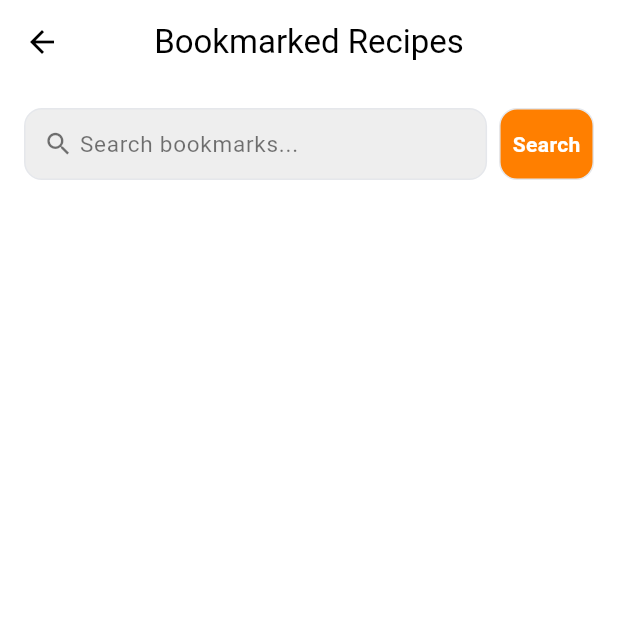
After one commit to HuzaifaEjazDev/reciper_flow_techroz, a Flutter app: the _BookmarkedRecipesView screen opened directly, after a tap on "Search", on a phone screen of 412 x 824 dp, the top half of it. The commit adds this screen. Run offline on Flutter 3.47's test engine with Material 3 defaults, Android fonts, the phone set to English and light mode, and no system bars; our stand-ins replace cloud_firestore, firebase_auth, firebase_core, google_fonts, image_picker; accounts and stored records are empty.

Commit message:
Implement the Recipe BookMark Feature

```diff
--- a/lib/views/screens/tabs/profile_screen.dart
+++ b/lib/views/screens/tabs/profile_screen.dart
@@ -5,6 +5,7 @@ import 'package:recipe_app/views/widgets/custom_elevated_button.dart';
 import 'package:recipe_app/views/screens/auth_wrapper.dart';
 import 'package:recipe_app/views/auth/sign_in_screen.dart';
 import 'package:recipe_app/views/screens/add_recipe_by_user/my_recipes_screen.dart';
+import 'package:recipe_app/views/screens/user/bookmarked_recipes_screen.dart';
 
 class ProfileScreen extends StatelessWidget {
   const ProfileScreen({super.key});
@@ -59,6 +60,16 @@ class ProfileScreen extends StatelessWidget {
               onTap: () {
                 Navigator.of(context).push(
                   MaterialPageRoute(builder: (_) => const MyRecipesScreen()),
+                );
+              },
+            ),
+            _NavTile(
+              icon: Icons.bookmark_outline,
+              title: 'Bookmarked Recipes',
+              subtitle: 'View your saved recipes',
+              onTap: () {
+                Navigator.of(context).push(
+                  MaterialPageRoute(builder: (_) => const BookmarkedRecipesScreen()),
                 );
               },
             ),
--- /dev/null
+++ b/lib/views/screens/user/bookmarked_recipes_screen.dart
@@ -0,0 +1,358 @@
+import 'package:flutter/material.dart';
+import 'package:provider/provider.dart';
+import 'package:recipe_app/services/firestore_recipes_service.dart';
+
+class BookmarkedRecipesScreen extends StatelessWidget {
+  const BookmarkedRecipesScreen({super.key});
+
+  @override
+  Widget build(BuildContext context) {
+    return ChangeNotifierProvider<_BookmarksPager>(
+      create: (_) => _BookmarksPager(FirestoreRecipesService())..loadInitial(),
+      child: const _BookmarkedRecipesView(),
+    );
+  }
+}
+
+class _BookmarkedRecipesView extends StatelessWidget {
+  const _BookmarkedRecipesView();
+
+  @override
+  Widget build(BuildContext context) {
+    final vm = context.watch<_BookmarksPager>();
+    return Scaffold(
+      backgroundColor: Colors.white,
+      appBar: AppBar(
+        title: const Text('Bookmarked Recipes'),
+        centerTitle: true,
+      ),
+      body: SafeArea(
+        child: Column(
+          children: [
+            Padding(
+              padding: const EdgeInsets.fromLTRB(16, 16, 16, 8),
+              child: Row(
+                children: [
+                  Expanded(
+                    child: Container(
+                      height: 48,
+                      decoration: BoxDecoration(
+                        color: Colors.grey[200],
+                        borderRadius: BorderRadius.circular(12),
+                        border: Border.all(color: const Color(0xFFE5E7EB)),
+                      ),
+                      padding: const EdgeInsets.symmetric(horizontal: 12),
+                      child: Row(
+                        children: [
+                          const Icon(Icons.search, color: Colors.black54, size: 20),
+                          const SizedBox(width: 4),
+                          Expanded(
+                            child: TextField(
+                              decoration: const InputDecoration(
+                                isDense: true,
+                                border: InputBorder.none,
+                                hintText: 'Search bookmarks...',
+                                hintStyle: TextStyle(color: Colors.black54, fontSize: 15),
+                              ),
+                              onChanged: (v) => vm.setQueryTemp(v),
+                            ),
+                          ),
+                        ],
+                      ),
+                    ),
+                  ),
+                  const SizedBox(width: 8),
+                  GestureDetector(
+                    onTap: () => vm.applySearch(),
+                    child: Container(
+                      height: 48,
+                      padding: const EdgeInsets.symmetric(horizontal: 8),
+                      decoration: BoxDecoration(
+                        color: const Color(0xFFFF7F00),
+                        borderRadius: BorderRadius.circular(12),
+                        border: Border.all(color: const Color(0xFFE5E7EB)),
+                      ),
+                      child: const Center(
+                        child: Text('Search', style: TextStyle(color: Colors.white, fontWeight: FontWeight.w600, fontSize: 14)),
+                      ),
+                    ),
+                  ),
+                ],
+              ),
+            ),
+            if (vm.error != null)
+              Padding(
+                padding: const EdgeInsets.all(8.0),
+                child: Text(vm.error!, style: const TextStyle(color: Colors.red)),
+              ),
+            Expanded(
+              child: SingleChildScrollView(
+                child: Padding(
+                  padding: const EdgeInsets.all(16),
+                  child: Column(
+                    children: [
+                      if (vm.loading && vm.items.isEmpty)
+                        const Center(child: Padding(padding: EdgeInsets.all(24), child: CircularProgressIndicator())),
+                      GridView.builder(
+                        shrinkWrap: true,
+                        physics: const NeverScrollableScrollPhysics(),
+                        itemCount: vm.items.length,
+                        gridDelegate: const SliverGridDelegateWithFixedCrossAxisCount(
+                          crossAxisCount: 2,
+                          mainAxisSpacing: 12,
+                          crossAxisSpacing: 12,
+                          childAspectRatio: 0.68,
+                        ),
+                        itemBuilder: (context, index) {
+                          final r = vm.items[index];
+                          return _BookmarkCard(title: r['title']?.toString() ?? '', imageUrl: r['imageUrl']?.toString() ?? '', minutes: (r['minutes'] is int) ? r['minutes'] as int : 0);
+                        },
+                      ),
+                      const SizedBox(height: 12),
+                      _PageControls(vm: vm),
+                      const SizedBox(height: 24),
+                    ],
+                  ),
+                ),
+              ),
+            ),
+          ],
+        ),
+      ),
+    );
+  }
+}
+
+class _BookmarkCard extends StatelessWidget {
+  final String title;
+  final String imageUrl;
+  final int minutes;
+  const _BookmarkCard({required this.title, required this.imageUrl, required this.minutes});
+
+  @override
+  Widget build(BuildContext context) {
+    return Container(
+      decoration: BoxDecoration(
+        color: Colors.white,
+        borderRadius: BorderRadius.circular(16),
+        border: Border.all(color: const Color(0xFFE5E7EB)),
+      ),
+      clipBehavior: Clip.antiAlias,
+      child: Column(
+        crossAxisAlignment: CrossAxisAlignment.stretch,
+        children: [
+          SizedBox(
+            height: 120,
+            child: imageUrl.startsWith('http')
+                ? Image.network(imageUrl, fit: BoxFit.cover)
+                : Image.asset(imageUrl.isEmpty ? 'assets/images/easymakesnack1.jpg' : imageUrl, fit: BoxFit.cover),
+          ),
+          Expanded(
+            child: Padding(
+              padding: const EdgeInsets.fromLTRB(12, 10, 12, 8),
+              child: Column(
+                crossAxisAlignment: CrossAxisAlignment.start,
+                children: [
+                  Text(
+                    title,
+                    maxLines: 2,
+                    overflow: TextOverflow.ellipsis,
+                    style: const TextStyle(fontWeight: FontWeight.w800, fontSize: 16),
+                  ),
+                  const SizedBox(height: 6),
+                  Row(
+                    children: [
+                      const Icon(Icons.access_time, size: 16, color: Colors.black54),
+                      const SizedBox(width: 6),
+                      Text('$minutes min', style: const TextStyle(color: Colors.black54, fontWeight: FontWeight.w700)),
+                    ],
+                  ),
+                ],
+              ),
+            ),
+          ),
+        ],
+      ),
+    );
+  }
+}
+
+class _BookmarksPager extends ChangeNotifier {
+  _BookmarksPager(this._service);
+  final FirestoreRecipesService _service;
+  final List<Map<String, dynamic>> _items = <Map<String, dynamic>>[];
+  List<Map<String, dynamic>> get items => List.unmodifiable(_items);
+  bool loading = false;
+  String? error;
+  String? _lastId;
+  // bool _hasMore = true; // not needed with total count
+  int _currentPage = 1;
+  final int _pageSize = 10;
+  final Map<int, String?> _pageToCursor = <int, String?>{1: null};
+  final Map<int, String?> _pageToTitleCursor = <int, String?>{1: null};
+  int _totalCount = 0;
+  String _activeQuery = '';
+  String _queryTemp = '';
+
+  Future<void> loadInitial() async {
+    _items.clear();
+    _lastId = null;
+    _currentPage = 1;
+    _pageToCursor
+      ..clear()
+      ..addAll({1: null});
+    _pageToTitleCursor
+      ..clear()
+      ..addAll({1: null});
+    await _loadTotalCount();
+    await _loadPageAtCursor(startAfterId: _pageToCursor[_currentPage]);
+  }
+
+  Future<void> _loadPageAtCursor({required String? startAfterId}) async {
+    if (loading) return;
+    loading = true;
+    error = null;
+    notifyListeners();
+    try {
+      if (_activeQuery.isNotEmpty) {
+        final page = await _service.fetchBookmarksPageByTitlePrefix(
+          limit: _pageSize,
+          startAfterTitle: _pageToTitleCursor[_currentPage],
+          prefix: _activeQuery,
+        );
+        _items
+          ..clear()
+          ..addAll(page.items);
+        final String? lastTitle = page.lastTitle;
+        _pageToTitleCursor[_currentPage + 1] = lastTitle;
+      } else {
+        final page = await _service.fetchBookmarksPage(limit: _pageSize, startAfterId: startAfterId);
+        _items
+          ..clear()
+          ..addAll(page.items);
+        _lastId = page.lastId;
+      // _hasMore = page.lastId != null;
+        _pageToCursor[_currentPage + 1] = _lastId;
+      }
+    } catch (e) {
+      error = e.toString();
+    } finally {
+      loading = false;
+      notifyListeners();
+    }
+  }
+
+  Future<void> goToPage(int pageNumber) async {
+    if (pageNumber < 1) return;
+    int anchor = pageNumber;
+    if (_activeQuery.isNotEmpty) {
+      while (anchor > 1 && !_pageToTitleCursor.containsKey(anchor)) {
+        anchor--;
+      }
+      for (int p = anchor; p < pageNumber; p++) {
+        final String? cursor = _pageToTitleCursor[p];
+        final next = await _service.fetchBookmarksPageByTitlePrefix(
+          limit: _pageSize,
+          startAfterTitle: cursor,
+          prefix: _activeQuery,
+        );
+        _pageToTitleCursor[p + 1] = next.lastTitle;
+        if (next.lastTitle == null) break;
+      }
+    } else {
+      while (anchor > 1 && !_pageToCursor.containsKey(anchor)) {
+        anchor--;
+      }
+      for (int p = anchor; p < pageNumber; p++) {
+        final String? cursor = _pageToCursor[p];
+        final next = await _service.fetchBookmarksPage(limit: _pageSize, startAfterId: cursor);
+        _pageToCursor[p + 1] = next.lastId;
+        if (next.lastId == null) break;
+      }
+    }
+    _currentPage = pageNumber;
+    await _loadPageAtCursor(startAfterId: _pageToCursor[_currentPage]);
+  }
+
+  int get currentPage => _currentPage;
+  int get totalPages => (_totalCount == 0) ? 0 : ((_totalCount + _pageSize - 1) ~/ _pageSize);
+  int get totalCount => _totalCount;
+
+  Future<void> _loadTotalCount() async {
+    try {
+      _totalCount = _activeQuery.isNotEmpty
+          ? await _service.fetchBookmarksCountByTitlePrefix(_activeQuery)
+          : await _service.fetchBookmarksCount();
+    } catch (_) {
+      _totalCount = ((_pageToCursor.length - 1) * _pageSize) + _items.length;
+    }
+    notifyListeners();
+  }
+
+  void setQueryTemp(String v) {
+    _queryTemp = v;
+  }
+
+  Future<void> applySearch() async {
+    _activeQuery = _queryTemp.trim();
+    _currentPage = 1;
+    _pageToCursor
+      ..clear()
+      ..addAll({1: null});
+    _pageToTitleCursor
+      ..clear()
+      ..addAll({1: null});
+    await _loadTotalCount();
+    await _loadPageAtCursor(startAfterId: _pageToCursor[_currentPage]);
+  }
+}
+
+class _PageControls extends StatelessWidget {
+  final _BookmarksPager vm;
+  const _PageControls({required this.vm});
+
+  @override
+  Widget build(BuildContext context) {
+    if (vm.items.isEmpty && vm.loading) return const SizedBox.shrink();
+    final int totalPages = vm.totalPages;
+    if (totalPages <= 1) return const SizedBox.shrink();
+    return Column(
+      children: [
+        SizedBox(
+          height: 44,
+          child: ListView.builder(
+            scrollDirection: Axis.horizontal,
+            padding: const EdgeInsets.symmetric(horizontal: 16),
+            itemCount: totalPages,
+            itemBuilder: (context, index) {
+              final int page = index + 1;
+              final bool selected = vm.currentPage == page;
+              return Padding(
+                padding: const EdgeInsets.only(right: 8),
+                child: OutlinedButton(
+                  onPressed: vm.loading ? null : () => vm.goToPage(page),
+                  style: OutlinedButton.styleFrom(
+                    backgroundColor: selected ? Colors.deepOrange : Colors.white,
+                    foregroundColor: selected ? Colors.white : Colors.black87,
+                    side: BorderSide(color: selected ? Colors.deepOrange : const Color(0xFFE5E7EB)),
+                    shape: RoundedRectangleBorder(borderRadius: BorderRadius.circular(20)),
+                    padding: const EdgeInsets.symmetric(horizontal: 14),
+                  ),
+                  child: Text('$page', style: const TextStyle(fontWeight: FontWeight.w700)),
+                ),
+              );
+            },
+          ),
+        ),
+        const SizedBox(height: 8),
+        Text(
+          vm.totalCount > 0
+              ? 'Page ${vm.currentPage} of $totalPages  •  ${vm.totalCount} total BookMarked Recipes'
+              : 'Loading pages…',
+          style: const TextStyle(color: Colors.black54, fontWeight: FontWeight.w600),
+          textAlign: TextAlign.center,
+        ),
+      ],
+    );
+  }
+}
```
Also changed, not shown: lib/services/firestore_recipes_service.dart (+144 -0 lines), lib/views/screens/recipe_details_screen.dart (+45 -2 lines).
